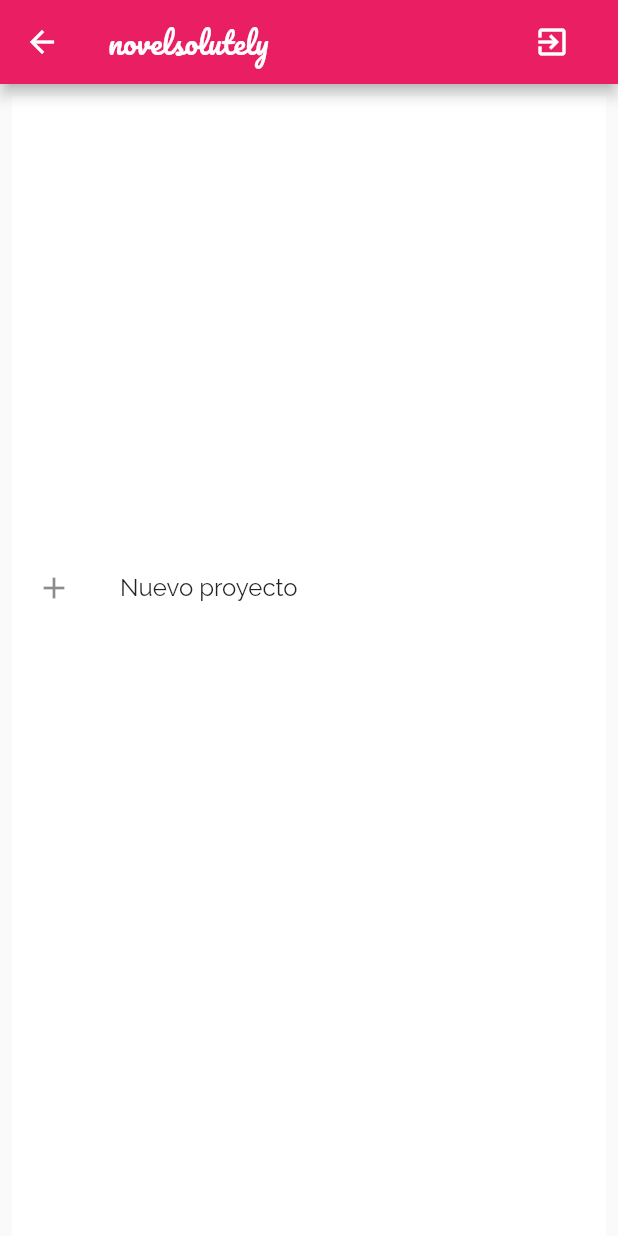
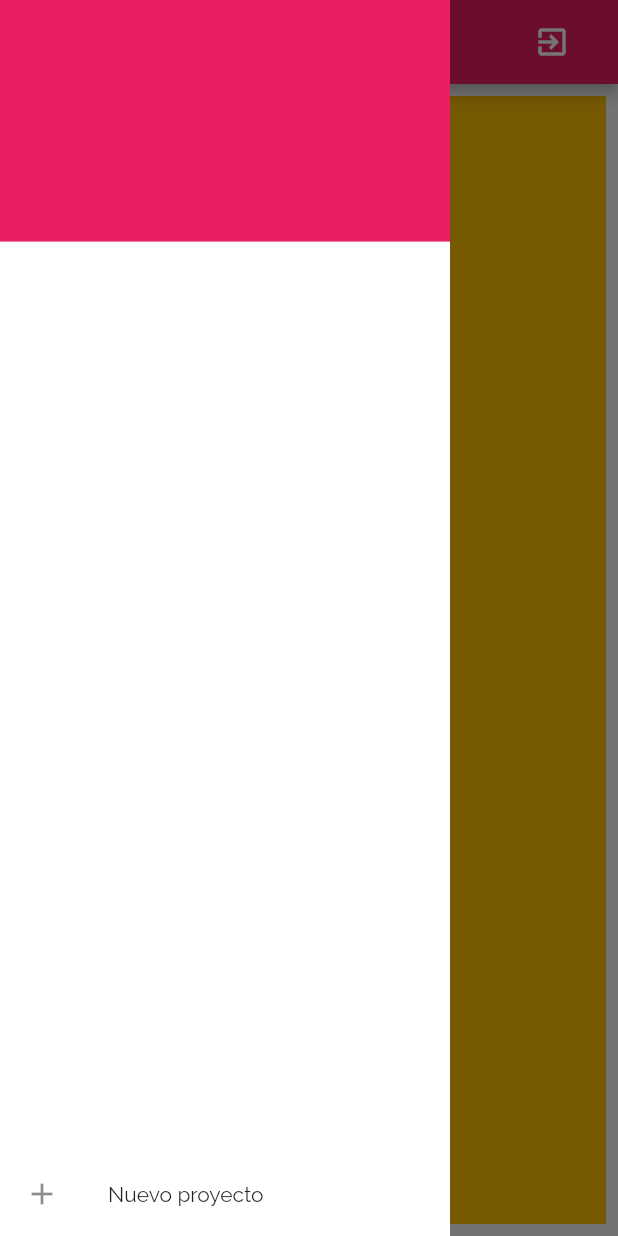
Before and after one commit to TheHolyDenier/novelsolutely, a Flutter app: the HomePage screen opened directly, with the side drawer open (before the commit the screen has no drawer), on a phone screen of 412 x 824 dp. Run offline on Flutter 3.47's test engine with Material 2 defaults, Android fonts, the phone set to English and light mode, and no system bars; our stand-ins replace auto_size_text, cloud_firestore, email_validator, firebase_auth, flutter_spinkit; accounts and stored records are empty.

Commit message:
Update landing_page.dart

```diff
--- a/novelsolutely/lib/screens/landing_page.dart
+++ b/novelsolutely/lib/screens/landing_page.dart
@@ -1,3 +1,4 @@
+import 'package:auto_size_text/auto_size_text.dart';
 import 'package:cloud_firestore/cloud_firestore.dart';
 import 'package:flutter/material.dart';
 import 'package:flutter_spinkit/flutter_spinkit.dart';
@@ -39,6 +40,7 @@ class _HomePageState extends State<HomePage> {
           )
         ],
       ),
+      drawer: _projectWidget(),
       body: Padding(
         padding: const EdgeInsets.all(8.0),
         child: Container(
@@ -46,16 +48,7 @@ class _HomePageState extends State<HomePage> {
           height: MediaQuery.of(context).size.height,
           color: Colors.amber,
           child: Wrap(
-            children: <Widget>[
-              _projectWidget(),
-//              Container(
-//                width: 500,
-//                color: Colors.black12,
-//              ),
-//              Container(
-//                width: 500,
-//              ),
-            ],
+            children: <Widget>[],
           ),
         ),
       ),
@@ -80,19 +73,37 @@ class _HomePageState extends State<HomePage> {
       Project project = Project.fromFirestore(doc);
       return ListTile(
         title: new Text(project.title),
+        leading: project.imageUrl.isEmpty
+            ? CircleAvatar(
+                backgroundColor: Theme.of(context).primaryColor,
+                child: AutoSizeText(
+//                  '${project.title[0]}',
+                  '${project.title.substring(0,2)}',
+                  style: TextStyle(color: Colors.white, fontFamily: 'Pacifico'),
+                ),
+              )
+            : CircleAvatar(
+                backgroundImage: NetworkImage(project.imageUrl),
+              ),
       );
     }).toList();
   }
 
   _projectWidget() {
     return Container(
+      width: 300.0,
       color: Colors.white,
-      width: MediaQuery.of(context).size.width > 500
-          ? MediaQuery.of(context).size.width / 3 - 10
-          : double.infinity,
-      height: MediaQuery.of(context).size.height,
-      child: Wrap(
+      child: Column(
         children: <Widget>[
+          DrawerHeader(
+            child: Container(
+              width: 300.0,
+              child: Container(),
+            ),
+            decoration: BoxDecoration(
+              color: Theme.of(context).primaryColor,
+            ),
+          ),
           StreamBuilder(
               stream: _databaseReference
                   .collection('users')
@@ -110,8 +121,8 @@ class _HomePageState extends State<HomePage> {
                     ),
                   );
                 } else {
-                  return Container(
-                    height: 300,
+                  return Expanded(
+//                    height: 300,
                     child: ListView(
                       children: _getProjectsWidget(snapshot),
                     ),
```
